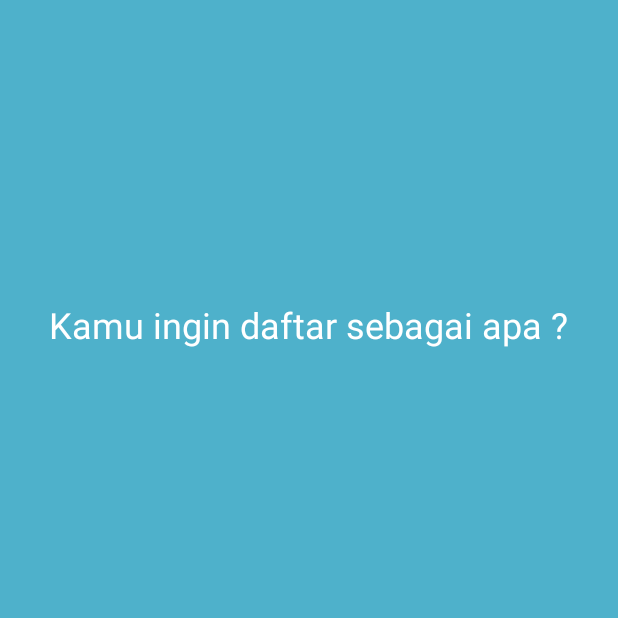
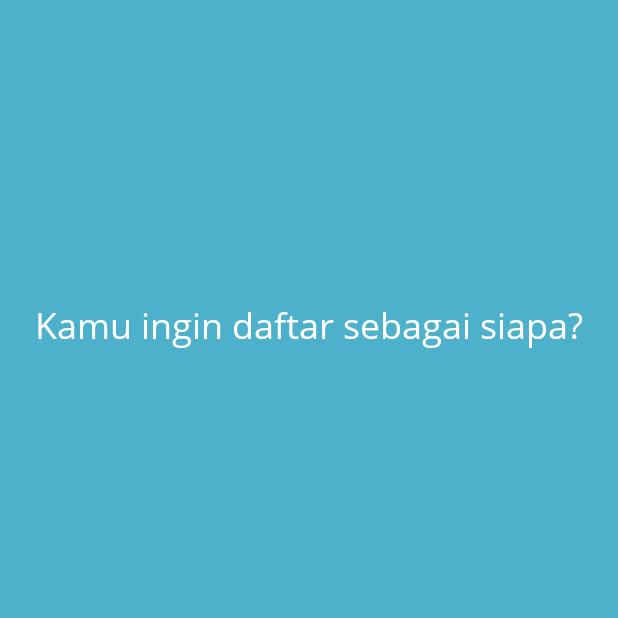
Before and after one commit to arldst/SelFood, an Android app: the fragment RegisterOptionFragment placed in its activity, on a phone screen of 412 x 824 dp, the top half of it. Run offline under Robolectric (Android 15) with nearby library versions, the phone set to English and light mode, and no system bars.

Commit message:
added font

```diff
--- a/app/src/main/res/layout/fragment_register_option.xml
+++ b/app/src/main/res/layout/fragment_register_option.xml
@@ -11,7 +11,7 @@
         android:layout_width="wrap_content"
         android:layout_height="wrap_content"
         android:id="@+id/chooseOptionText"
-        android:text="Kamu ingin daftar sebagai apa ?"
+        android:text="@string/register_option_dialog"
         android:textColor="@android:color/white"
         android:textSize="24sp"
         android:layout_centerHorizontal="true"
--- a/app/src/main/res/values/strings.xml
+++ b/app/src/main/res/values/strings.xml
@@ -8,4 +8,5 @@
     <string name="login_pengguna">LOGIN PELANGGAN</string>
     <!-- TODO: Remove or change this placeholder text -->
     <string name="hello_blank_fragment">Hello blank fragment</string>
+    <string name="register_option_dialog">Kamu ingin daftar sebagai siapa?</string>
 </resources>
--- a/app/src/main/res/values/styles.xml
+++ b/app/src/main/res/values/styles.xml
@@ -5,6 +5,7 @@
         <item name="colorPrimary">@color/colorPrimary</item>
         <item name="colorPrimaryDark">@color/colorPrimaryDark</item>
         <item name="colorAccent">@color/colorAccent</item>
+        <item name="android:fontFamily">@font/opensans_regular</item>
     </style>
 
 </resources>
```
Also changed, not shown: app/src/main/java/com/kom5a_tugasbesar/selfood/Activity/LoginActivity.java (+0 -9 lines), app/src/main/res/font/opensans_bold.ttf (renamed from app/src/main/res/font/OpenSans-Bold.ttf), app/src/main/res/font/opensans_regular.ttf (renamed from app/src/main/res/font/OpenSans-Regular.ttf).
